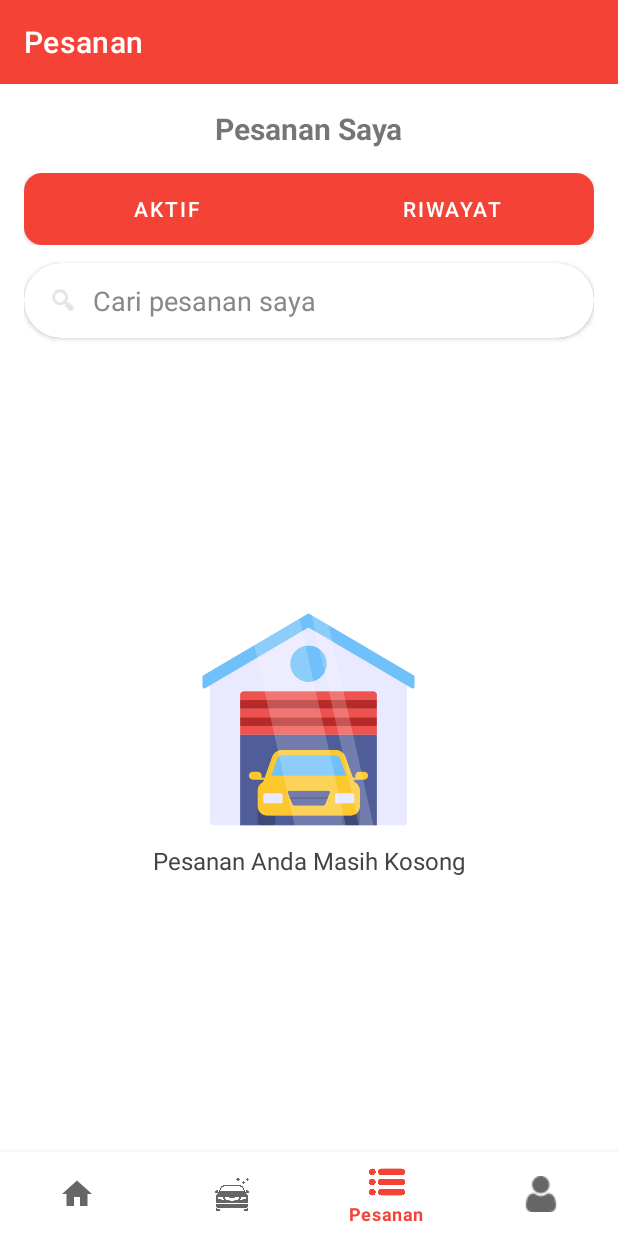
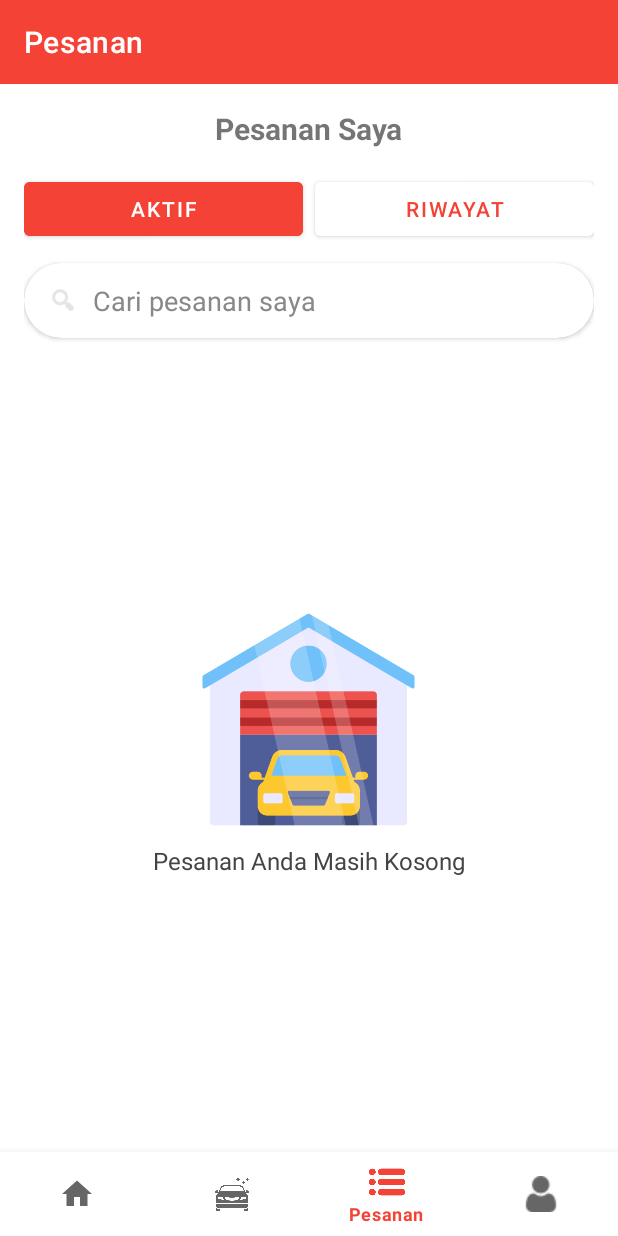
Before and after one commit to faisnur12/rentalmulia, an Android app: the PesananFragment screen opened through its navigation route, on a phone screen of 412 x 824 dp. Run offline under Robolectric (Android 15) with nearby library versions, the phone set to English and light mode, and no system bars; our stand-ins replace CircleImageView, navigation-ui; libraries missing offline, so code that uses them is left out: com.denzcoskun.imageslider; pictures from the network do not load; 7 statements that could not run were skipped.

Commit message:
Update oleh User A di branch main

```diff
--- a/app/src/main/java/com/example/rentalmobilmulia/ui/pesanan/PesananFragment.java
+++ b/app/src/main/java/com/example/rentalmobilmulia/ui/pesanan/PesananFragment.java
@@ -1,18 +1,20 @@
 package com.example.rentalmobilmulia.ui.pesanan;
 
 import android.content.SharedPreferences;
+import android.graphics.Color;
 import android.os.Bundle;
+import android.util.Log;
 import android.view.*;
 import android.widget.*;
 
 import androidx.annotation.NonNull;
 import androidx.annotation.Nullable;
+import androidx.core.content.ContextCompat;
 import androidx.fragment.app.Fragment;
 import androidx.recyclerview.widget.LinearLayoutManager;
 import androidx.recyclerview.widget.RecyclerView;
 
 import com.example.rentalmobilmulia.R;
-
 import com.example.rentalmobilmulia.RetrofitClient;
 import com.example.rentalmobilmulia.ServerAPI;
 import com.example.rentalmobilmulia.model.PesananModel;
@@ -52,11 +54,18 @@ public class PesananFragment extends Fragment {
         SharedPreferences pref = getActivity().getSharedPreferences("login_pref", getContext().MODE_PRIVATE);
         email = pref.getString("email", "");
 
-        loadPesanan();
+        // Listener tombol tab
+        btnAktif.setOnClickListener(v -> {
+            tampilkanPesanan("aktif");
+            updateTabTampilan(true);
+        });
 
-        btnAktif.setOnClickListener(v -> tampilkanPesanan("aktif"));
-        btnRiwayat.setOnClickListener(v -> tampilkanPesanan("riwayat"));
+        btnRiwayat.setOnClickListener(v -> {
+            tampilkanPesanan("riwayat");
+            updateTabTampilan(false);
+        });
 
+        // Pencarian pesanan
         etCari.addTextChangedListener(new android.text.TextWatcher() {
             @Override
             public void beforeTextChanged(CharSequence s, int start, int count, int after) {}
@@ -69,6 +78,9 @@ public class PesananFragment extends Fragment {
             @Override
             public void afterTextChanged(android.text.Editable s) {}
         });
+
+        loadPesanan();
+        updateTabTampilan(true); // Default tab: AKTIF
 
         return view;
     }
@@ -100,10 +112,15 @@ public class PesananFragment extends Fragment {
 
     private void tampilkanPesanan(String tipe) {
         List<PesananModel> filterList = new ArrayList<>();
+
         for (PesananModel p : semuaPesanan) {
-            if (tipe.equals("aktif") && (p.getStatus().equalsIgnoreCase("Menunggu Pembayaran") || p.getStatus().equalsIgnoreCase("Sudah Dibayar"))) {
+            if (tipe.equals("aktif") &&
+                    (p.getStatus().equalsIgnoreCase("Menunggu Pembayaran") ||
+                            p.getStatus().equalsIgnoreCase("Sudah Dibayar"))) {
                 filterList.add(p);
-            } else if (tipe.equals("riwayat") && (p.getStatus().equalsIgnoreCase("Selesai") || p.getStatus().equalsIgnoreCase("Dibatalkan"))) {
+            } else if (tipe.equals("riwayat") &&
+                    (p.getStatus().equalsIgnoreCase("Selesai") ||
+                            p.getStatus().equalsIgnoreCase("Dibatalkan"))) {
                 filterList.add(p);
             }
         }
@@ -122,7 +139,8 @@ public class PesananFragment extends Fragment {
     private void filterPesanan(String keyword) {
         List<PesananModel> hasilFilter = new ArrayList<>();
         for (PesananModel p : semuaPesanan) {
-            if (p.getNama_mobil().toLowerCase().contains(keyword.toLowerCase()) || p.getKode_booking().toLowerCase().contains(keyword.toLowerCase())) {
+            if (p.getNama_mobil().toLowerCase().contains(keyword.toLowerCase()) ||
+                    p.getKode_booking().toLowerCase().contains(keyword.toLowerCase())) {
                 hasilFilter.add(p);
             }
         }
@@ -132,4 +150,28 @@ public class PesananFragment extends Fragment {
             rvPesanan.setAdapter(adapter);
         }
     }
+
+    private void updateTabTampilan(boolean isAktifTab) {
+        if (getContext() == null) return;
+
+        if (isAktifTab) {
+            // AKTIF nyala (merah)
+            btnAktif.setBackgroundTintList(ContextCompat.getColorStateList(getContext(), R.color.red_primary));
+            btnAktif.setTextColor(ContextCompat.getColor(getContext(), R.color.white));
+
+            // RIWAYAT mati (putih)
+            btnRiwayat.setBackgroundTintList(ContextCompat.getColorStateList(getContext(), android.R.color.white));
+            btnRiwayat.setTextColor(ContextCompat.getColor(getContext(), R.color.red_primary));
+        } else {
+            // AKTIF mati (putih)
+            btnAktif.setBackgroundTintList(ContextCompat.getColorStateList(getContext(), android.R.color.white));
+            btnAktif.setTextColor(ContextCompat.getColor(getContext(), R.color.red_primary));
+
+            // RIWAYAT nyala (merah)
+            btnRiwayat.setBackgroundTintList(ContextCompat.getColorStateList(getContext(), R.color.red_primary));
+            btnRiwayat.setTextColor(ContextCompat.getColor(getContext(), R.color.white));
+        }
+    }
+
+
 }
--- a/app/src/main/res/drawable/tab_left_selected.xml
+++ /dev/null
@@ -1,5 +0,0 @@
-<shape xmlns:android="http://schemas.android.com/apk/res/android"
-    android:shape="rectangle">
-    <corners android:topLeftRadius="12dp" android:bottomLeftRadius="12dp" />
-    <solid android:color="@color/light_gray" />
-</shape>
--- a/app/src/main/res/drawable/tab_right_unselected.xml
+++ /dev/null
@@ -1,5 +0,0 @@
-<shape xmlns:android="http://schemas.android.com/apk/res/android"
-    android:shape="rectangle">
-    <corners android:topRightRadius="12dp" android:bottomRightRadius="12dp" />
-    <solid android:color="#EEEEEE" />
-</shape>
--- /dev/null
+++ b/app/src/main/res/drawable/tab_selected.xml
@@ -0,0 +1,4 @@
+<shape xmlns:android="http://schemas.android.com/apk/res/android">
+    <solid android:color="#FFA500" /> <!-- oranye -->
+    <corners android:radius="25dp"/>
+</shape>
--- /dev/null
+++ b/app/src/main/res/drawable/tab_unselected.xml
@@ -0,0 +1,5 @@
+<shape xmlns:android="http://schemas.android.com/apk/res/android">
+    <solid android:color="@android:color/white" />
+    <stroke android:width="1dp" android:color="#FFA500" />
+    <corners android:radius="25dp" />
+</shape>
--- a/app/src/main/res/layout/fragment_pesanan.xml
+++ b/app/src/main/res/layout/fragment_pesanan.xml
@@ -26,6 +26,7 @@
         android:layout_height="wrap_content"
         android:orientation="horizontal"
         android:gravity="center"
+        android:background="#FFFFFF"
         android:paddingBottom="12dp">
 
         <Button
@@ -34,9 +35,11 @@
             android:layout_weight="1"
             android:layout_height="48dp"
             android:text="AKTIF"
-            android:backgroundTint="#0A775F"
-            android:textColor="@android:color/white"
-            android:background="@drawable/tab_left_selected" />
+            android:backgroundTint="@color/red_primary"
+            android:textColor="@color/white"
+            android:textAllCaps="false" />
+
+        <View android:layout_width="8dp" android:layout_height="0dp" />
 
         <Button
             android:id="@+id/btnRiwayat"
@@ -44,9 +47,14 @@
             android:layout_weight="1"
             android:layout_height="48dp"
             android:text="RIWAYAT"
-            android:background="@drawable/tab_right_unselected"
-            android:textColor="@color/white" />
+            android:backgroundTint="@color/white"
+
+            android:textColor="@color/white"
+            android:textAllCaps="false" />
+
+
     </LinearLayout>
+
 
     <!-- Search bar -->
     <androidx.cardview.widget.CardView
```
Also changed, not shown: app/src/main/java/com/example/rentalmobilmulia/KonfirmasiSewaActivity.java (+10 -6 lines), app/src/main/java/com/example/rentalmobilmulia/ServerAPI.java (+11 -4 lines), app/src/main/java/com/example/rentalmobilmulia/model/ResponseDefault.java (added, +9 -0 lines), app/src/main/java/com/example/rentalmobilmulia/ui/pesanan/PesananAdapter.java (+63 -27 lines), app/src/main/res/layout/item_pesanan.xml (+15 -4 lines).
